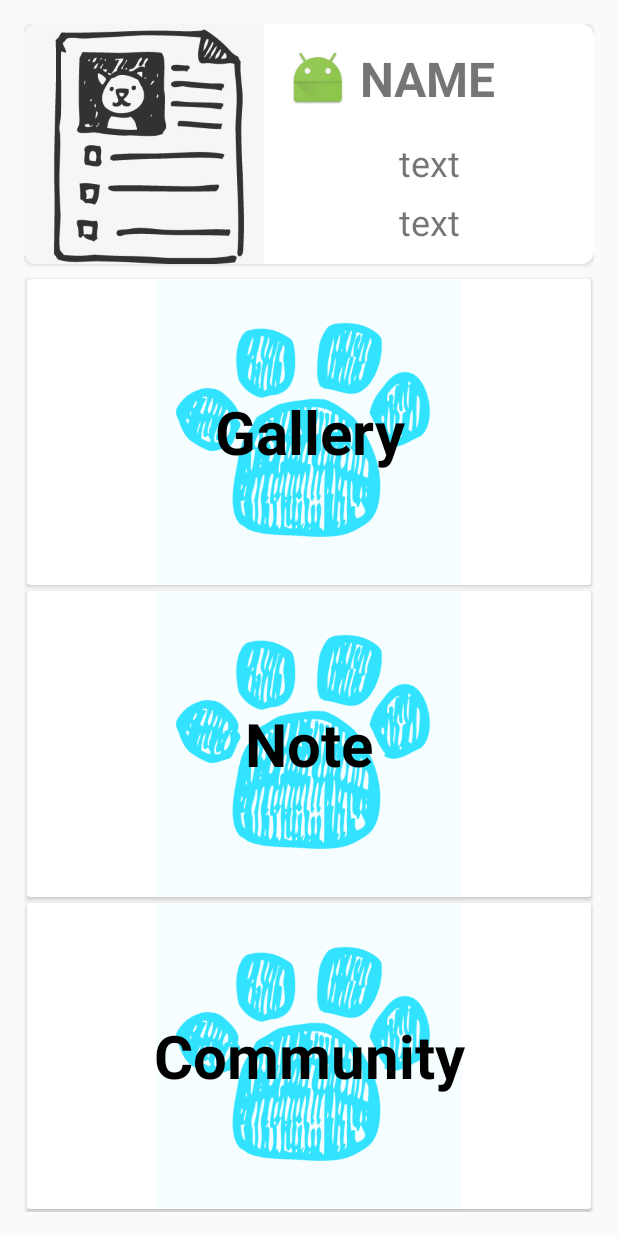
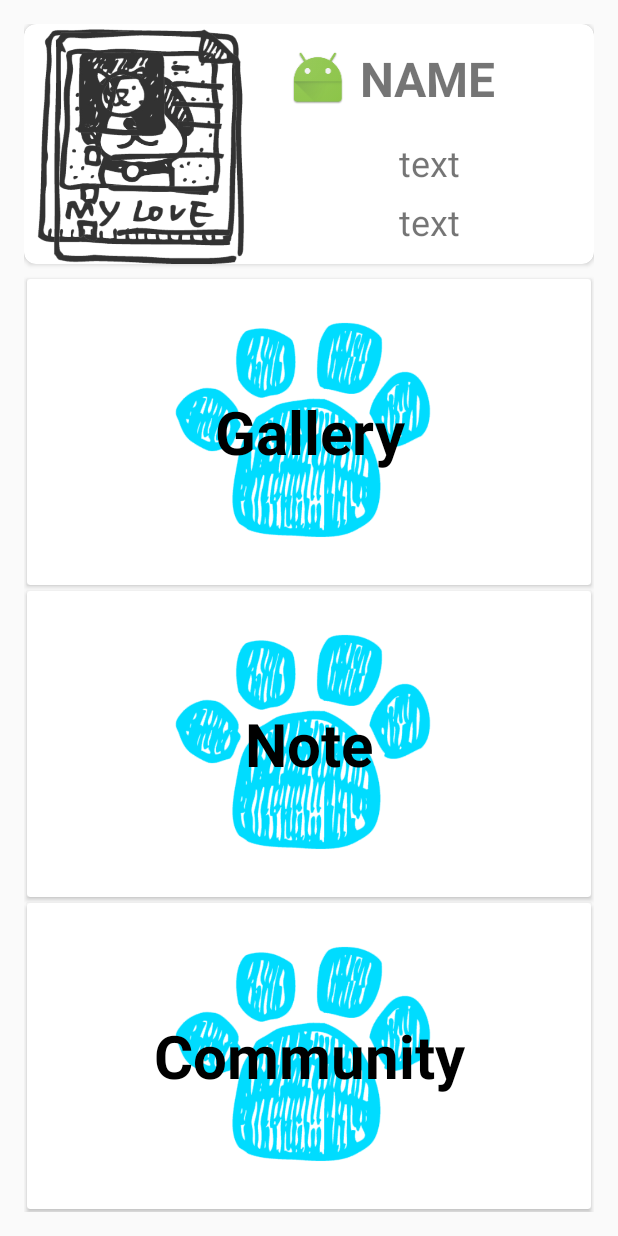
Before and after one commit to apriluzik/ProjectMyPets, an Android app: the layout content_profile.xml on its own in the app's theme, with its tools: preview values and no code run, on a phone screen of 412 x 824 dp. Run offline under Robolectric (Android 15) with nearby library versions, the phone set to English and light mode, and no system bars; Roboto replaces fonts that are not available here.

```diff
--- a/app/src/main/res/layout/activity_add_profile.xml
+++ b/app/src/main/res/layout/activity_add_profile.xml
@@ -31,7 +31,7 @@
                 android:layout_gravity="center"
                 android:padding="4dp"
                 android:scaleType="centerCrop"
-                android:src="@drawable/zava" />
+                android:src="@drawable/gallery" />
         </FrameLayout>
 
         <FrameLayout
--- a/app/src/main/res/layout/content_profile.xml
+++ b/app/src/main/res/layout/content_profile.xml
@@ -24,7 +24,7 @@
 
         <ImageView
             android:id="@+id/pf_in_img"
-            android:background="@drawable/note"
+            android:background="@drawable/gallery"
             android:layout_width="160dp"
             android:layout_height="160dp"
             android:scaleType="centerCrop"
@@ -116,7 +116,7 @@
             <ImageView
                 android:layout_weight="2"
                 android:tint="@color/PetBLUE"
-                android:tintMode="screen"
+                android:tintMode="src_in"
                 android:layout_width="match_parent"
                 android:layout_height="match_parent"
                 android:src="@drawable/foot"/>
@@ -149,7 +149,7 @@
             <ImageView
                 android:layout_weight="2"
                 android:tint="@color/PetBLUE"
-                android:tintMode="screen"
+                android:tintMode="src_in"
                 android:layout_width="match_parent"
                 android:layout_height="match_parent"
                 android:src="@drawable/foot"/>
@@ -181,7 +181,7 @@
             <ImageView
                 android:layout_weight="2"
                 android:tint="@color/PetBLUE"
-                android:tintMode="screen"
+                android:tintMode="src_in"
                 android:layout_width="match_parent"
                 android:layout_height="match_parent"
                 android:src="@drawable/foot"/>
--- a/app/src/main/res/layout/content_recycler_item.xml
+++ b/app/src/main/res/layout/content_recycler_item.xml
@@ -39,8 +39,8 @@
             android:layout_width="100dp"
             android:layout_height="100dp"
             android:scaleType="centerCrop"
-            android:background="@drawable/zava"
-            android:src="@drawable/ic_menu_manage"
+            android:background="@drawable/gallery"
+            android:src="@drawable/gallery"
             />
 
         <LinearLayout
```
Also changed, not shown: app/src/main/res/anim/ani.xml (added, +10 -0 lines), app/src/main/res/drawable-v21/foot.png, app/src/main/res/drawable-v21/gallery.png, app/src/main/res/drawable-v21/home.png, app/src/main/res/drawable-v21/note.png.
